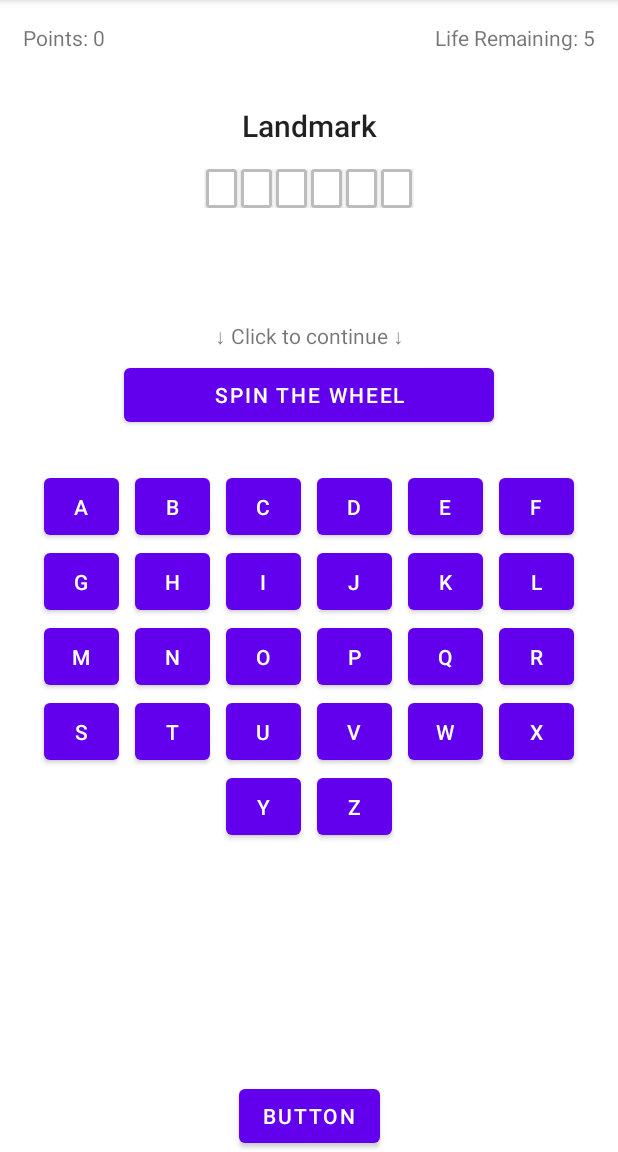
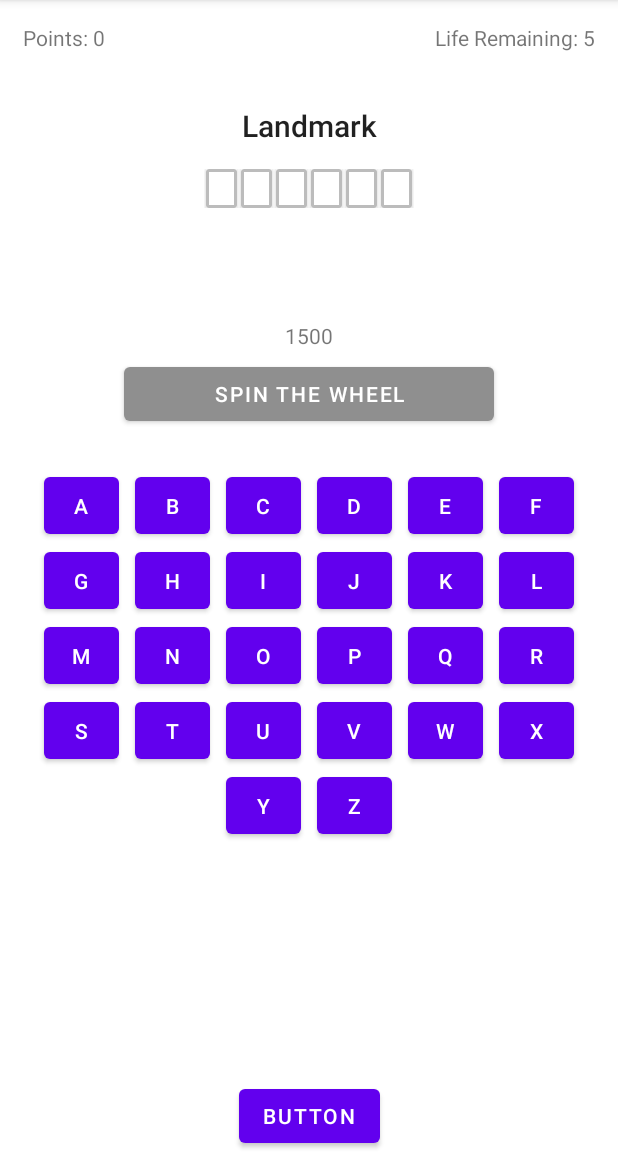
Before and after one commit to rjdp123/s205357-Wheel_of_Fortune, an Android app: the fragment GamePlayFragment placed in its activity, after a tap on "SPIN THE WHEEL", on a phone screen of 412 x 824 dp, the part 84-1236 px from its top. Run offline under Robolectric (Android 15) with nearby library versions, the phone set to English and light mode, and no system bars; 3 statements that could not run were skipped; 1 other tap on this screen came first.

Commit message:
Fungerende spil, uden design på de andre fragments og stadig med test-knap

```diff
--- a/app/src/main/java/com/example/s205357_wheeloffortune/MainActivity.kt
+++ b/app/src/main/java/com/example/s205357_wheeloffortune/MainActivity.kt
@@ -29,6 +29,10 @@ class MainActivity : AppCompatActivity() {
 
     val pointsAtStart = 0
     var points = pointsAtStart
+
+    val possibleSpins = listOf<String>("extra", "miss", "bankrupt", "100", "250", "500", "1000", "1500", "2500")
+    var spinnedString: String = ""
+    var spinnedInt by Delegates.notNull<Int>()
 
     val alphabet = listOf<String>("a", "b", "c", "d", "e", "f", "g", "h", "i", "j", "k", "l", "m", "n", "o", "p", "q", "r", "s", "t", "u", "v", "w", "x", "y", "z")
 
@@ -64,6 +68,8 @@ class MainActivity : AppCompatActivity() {
         randomWordList.removeFirst()
         randomWordList.removeLast()
 
+        enableSpinButton = true
+
         showFragment(GamePlayFragment())
     }
 
@@ -84,27 +90,64 @@ class MainActivity : AppCompatActivity() {
         // Tjekker om bogstavet indgår i ordet
         if (letter in randomWordList && letter !in correctlyPressedLetters) {
             correctlyPressedLetters.add(letter)
+            // Tilføjer point
+            points = points + (spinnedInt * (randomWordList.count { it == letter }))
         } else if (letter !in inCorrectlyPressedLetters) {
             inCorrectlyPressedLetters.add(letter)
+            // Fjerner ét liv
+            remaininglife = remaininglife - 1
         }
 
         // Tjekker hvorvidt spillet skal fortsætte
+        /*
         if (correctlyPressedLetters.containsAll(randomWordList)) {
+            showFragment(GameWonFragment())
+            enableSpinButton = true
+        } else {
+            showFragment(GamePlayFragment())
+        }
+         */
+
+        enableLetterButtons = false
+        enableSpinButton = true
+        checkLives()
+    }
+
+    // Tryk på spinknappen
+    fun spinClick() {
+        spinnedString = possibleSpins.random()
+        when (spinnedString) {
+            "extra" -> {
+                spinnedString = "You just got an extra life from your spin"
+                remaininglife++
+            }
+            "miss" -> {
+                spinnedString = "You just lost a life from your spin"
+                remaininglife = remaininglife - 1
+            }
+            "bankrupt" -> {
+                spinnedString = "You went bankrupt on your spin and lost all your lives"
+                remaininglife = 0
+            }
+            else -> {
+                spinnedInt = spinnedString.toInt()
+                enableLetterButtons = true
+                enableSpinButton = false
+
+            }
+        }
+        checkLives()
+    }
+
+    // Funktion til at tjekke hvorvidt spillet er vundet/tabt
+    fun checkLives() {
+        if (remaininglife <= 0) {
+            showFragment(GameLostFragment())
+        } else if (correctlyPressedLetters.containsAll(randomWordList)) {
             showFragment(GameWonFragment())
         } else {
             showFragment(GamePlayFragment())
         }
-
-        enableLetterButtons = false
-    }
-
-    // Tryk på spinknappen
-    fun spinClick() {
-        val possibleSpins = listOf<String>("Extra turn", "Miss turn", "Bankrupt", "100", "250", "500", "1000", "1500", "2500")
-
-        enableLetterButtons = !enableLetterButtons
-        showFragment(GamePlayFragment())
-
     }
 
 }
--- a/app/src/main/java/com/example/s205357_wheeloffortune/fragments/GamePlayFragment.kt
+++ b/app/src/main/java/com/example/s205357_wheeloffortune/fragments/GamePlayFragment.kt
@@ -60,9 +60,15 @@ class GamePlayFragment : Fragment() {
         }
 
         // Spinknap
-        view.findViewById<Button>(R.id.spinButton).setOnClickListener {
-            mainActivity.spinClick()
+        if (mainActivity.enableSpinButton) {
+            view.findViewById<Button>(R.id.spinButton).setOnClickListener { mainActivity.spinClick() }
+        } else {
+            view.findViewById<Button>(R.id.spinButton).backgroundTintList = mainActivity.getColorStateList(R.color.grey)
         }
+
+        // Spinresultat
+        view.findViewById<TextView>(R.id.spinResult).text = mainActivity.spinnedString
+
 
 
         // Alfabetknapper
--- a/app/src/main/res/layout/game_play_fragment.xml
+++ b/app/src/main/res/layout/game_play_fragment.xml
@@ -61,14 +61,14 @@
             android:layout_width="wrap_content"
             android:layout_height="wrap_content"
             android:text="Spin the wheel"
-            app:layout_constraintTop_toBottomOf="@id/spunResult"
+            app:layout_constraintTop_toBottomOf="@id/spinResult"
             app:layout_constraintStart_toStartOf="parent"
             app:layout_constraintEnd_toEndOf="parent"
             android:paddingHorizontal="60dp"
             android:layout_marginTop="5dp"/>
 
         <TextView
-            android:id="@+id/spunResult"
+            android:id="@+id/spinResult"
             android:layout_width="wrap_content"
             android:layout_height="wrap_content"
             android:text="↓ Click to continue ↓"
```
